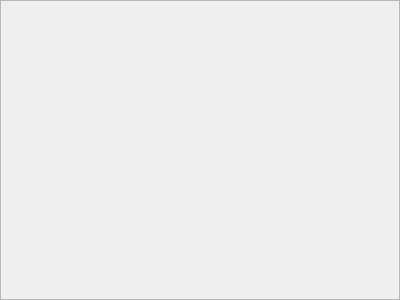
The window that framecamera.ui (ashraf-kx/pharmacv) describes before a commit, drawn with Qt 5.
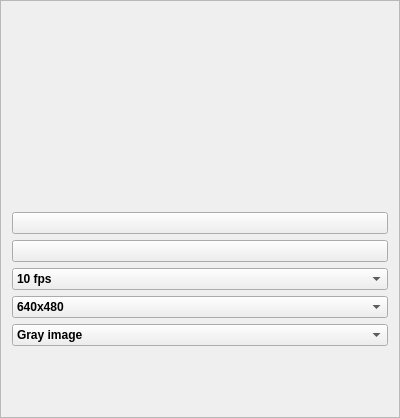
The same window after the commit. Icons and pictures are not drawn.

```diff
--- a/framecamera.ui
+++ b/framecamera.ui
@@ -10,7 +10,7 @@
     <x>0</x>
     <y>0</y>
     <width>400</width>
-    <height>300</height>
+    <height>418</height>
    </rect>
   </property>
   <property name="frameShape">
@@ -19,5 +19,181 @@
   <property name="windowTitle">
    <string>Frame</string>
   </property>
+  <property name="frameShape">
+   <enum>QFrame::StyledPanel</enum>
+  </property>
+  <property name="frameShadow">
+   <enum>QFrame::Raised</enum>
+  </property>
+  <layout class="QVBoxLayout" name="verticalLayout_3">
+   <item>
+    <widget class="QLabel" name="LB_DisplayMat">
+     <property name="minimumSize">
+      <size>
+       <width>150</width>
+       <height>150</height>
+      </size>
+     </property>
+     <property name="maximumSize">
+      <size>
+       <width>500</width>
+       <height>500</height>
+      </size>
+     </property>
+     <property name="text">
+      <string/>
+     </property>
+     <property name="scaledContents">
+      <bool>true</bool>
+     </property>
+    </widget>
+   </item>
+   <item>
+    <layout class="QVBoxLayout" name="verticalLayout">
+     <item>
+      <layout class="QVBoxLayout" name="verticalLayout_2">
+       <item>
+        <widget class="QPushButton" name="PB_Play">
+         <property name="text">
+          <string/>
+         </property>
+         <property name="icon">
+          <iconset resource="icons.qrc">
+           <normaloff>:/icons/ic_play_arrow_white_2x.png</normaloff>:/icons/ic_play_arrow_white_2x.png</iconset>
+         </property>
+         <property name="iconSize">
+          <size>
+           <width>25</width>
+           <height>25</height>
+          </size>
+         </property>
+        </widget>
+       </item>
+       <item>
+        <widget class="QPushButton" name="PB_Stop">
+         <property name="text">
+          <string/>
+         </property>
+         <property name="icon">
+          <iconset resource="icons.qrc">
+           <normaloff>:/icons/ic_stop_white_2x.png</normaloff>:/icons/ic_stop_white_2x.png</iconset>
+         </property>
+         <property name="iconSize">
+          <size>
+           <width>20</width>
+           <height>20</height>
+          </size>
+         </property>
+        </widget>
+       </item>
+       <item>
+        <widget class="QComboBox" name="CB_FPS">
+         <property name="font">
+          <font>
+           <weight>75</weight>
+           <bold>true</bold>
+          </font>
+         </property>
+         <item>
+          <property name="text">
+           <string>10 fps</string>
+          </property>
+         </item>
+         <item>
+          <property name="text">
+           <string>20 fps</string>
+          </property>
+         </item>
+         <item>
+          <property name="text">
+           <string>30 fps</string>
+          </property>
+         </item>
+         <item>
+          <property name="text">
+           <string>40 fps</string>
+          </property>
+         </item>
+         <item>
+          <property name="text">
+           <string>50 fps</string>
+          </property>
+         </item>
+         <item>
+          <property name="text">
+           <string>62 fps</string>
+          </property>
+         </item>
+        </widget>
+       </item>
+       <item>
+        <widget class="QComboBox" name="CB_MatSize">
+         <property name="font">
+          <font>
+           <pointsize>9</pointsize>
+           <weight>75</weight>
+           <bold>true</bold>
+          </font>
+         </property>
+         <item>
+          <property name="text">
+           <string>640x480</string>
+          </property>
+         </item>
+         <item>
+          <property name="text">
+           <string>1280x720</string>
+          </property>
+         </item>
+        </widget>
+       </item>
+       <item>
+        <widget class="QComboBox" name="CB_MatType">
+         <property name="font">
+          <font>
+           <pointsize>9</pointsize>
+           <weight>75</weight>
+           <bold>true</bold>
+          </font>
+         </property>
+         <property name="maxVisibleItems">
+          <number>2</number>
+         </property>
+         <property name="maxCount">
+          <number>10</number>
+         </property>
+         <property name="sizeAdjustPolicy">
+          <enum>QComboBox::AdjustToContentsOnFirstShow</enum>
+         </property>
+         <item>
+          <property name="text">
+           <string>Gray image</string>
+          </property>
+         </item>
+         <item>
+          <property name="text">
+           <string>RGB image</string>
+          </property>
+         </item>
+        </widget>
+       </item>
+      </layout>
+     </item>
+     <item>
+      <widget class="QLabel" name="LB_DisplayConfig">
+       <property name="text">
+        <string/>
+       </property>
+       <property name="alignment">
+        <set>Qt::AlignCenter</set>
+       </property>
+       <property name="wordWrap">
+        <bool>true</bool>
+       </property>
+      </widget>
+     </item>
+    </layout>
+   </item>
+  </layout>
  </widget>
 </ui>
```
Left out of the diff: 14 changed lines with no effect on the pictures.
